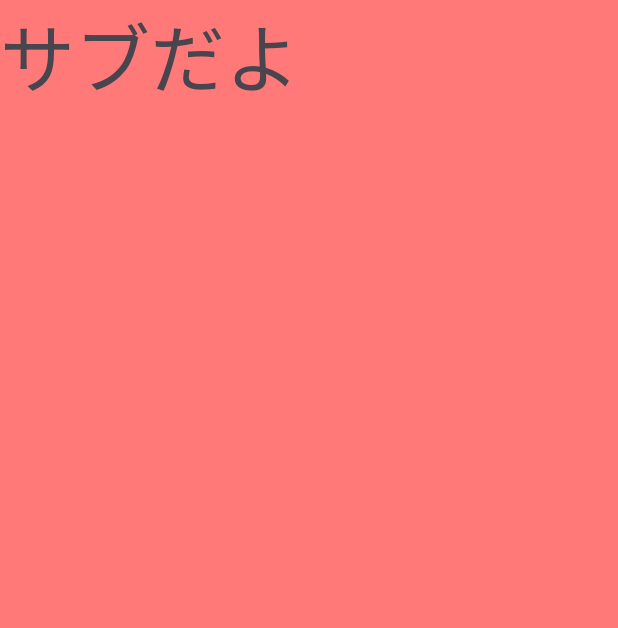
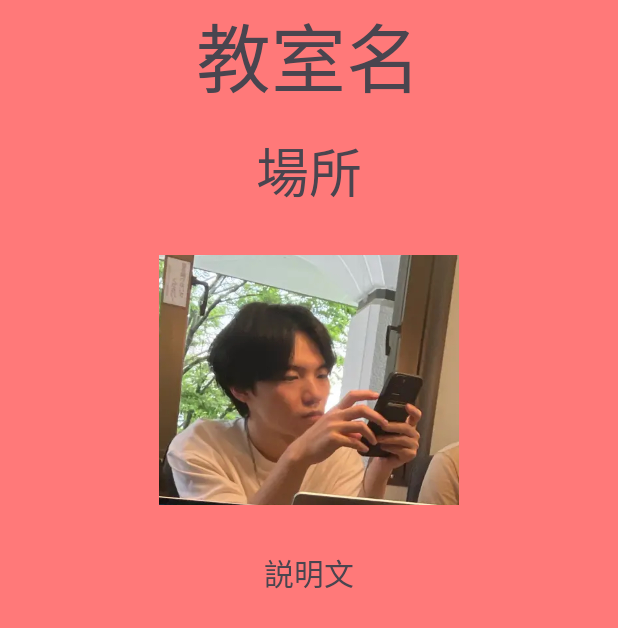
Before and after one commit to ebinogit/MozanMap, an Android app: the SubActivity screen opened directly, with no data from a screen before it, on a phone screen of 412 x 824 dp. Shown: the top 628 px of the screen. Run offline under Robolectric (Android 15) with nearby library versions, the phone set to English and light mode, and no system bars.

Commit message:
場所紹介画面

```diff
--- a/app/src/main/java/com/example/mozanmap/MainActivity.kt
+++ b/app/src/main/java/com/example/mozanmap/MainActivity.kt
@@ -9,6 +9,7 @@ import android.widget.Button
 import android.widget.LinearLayout
 import android.widget.Toast
 import android.content.Intent
+import android.widget.ImageButton
 import com.example.mozanmap.SubActivity
 
 class MainActivity : AppCompatActivity() {
@@ -31,9 +32,9 @@ class MainActivity : AppCompatActivity() {
         bottomSheetBehavior = BottomSheetBehavior.from(bottomSheetLayout)
 
         // ボタンのクリックイベントの処理
-        val buttonOpen = findViewById<Button>(R.id.button_class)
-        val buttonClose = findViewById<Button>(R.id.button_food)
-        val buttonToSub: Button = findViewById(R.id.button_others)
+        val buttonOpen = findViewById<ImageButton>(R.id.button_class)
+        val buttonClose = findViewById<ImageButton>(R.id.button_food)
+        val buttonToSub: ImageButton = findViewById(R.id.button_others)
 
 // ボタンがクリックされたときの処理
         buttonToSub.setOnClickListener {
--- a/app/src/main/res/layout/activity_sub.xml
+++ b/app/src/main/res/layout/activity_sub.xml
@@ -1,15 +1,38 @@
 <?xml version="1.0" encoding="utf-8"?>
-    <LinearLayout xmlns:android="http://schemas.android.com/apk/res/android"
-        android:id="@+id/bottom_sheet"
-        android:layout_width="match_parent"
-        android:layout_height="match_parent"
-        android:orientation="horizontal"
-        android:background="#FF7979"
-        >
+<LinearLayout
+    xmlns:android="http://schemas.android.com/apk/res/android"
+    android:id="@+id/bottom_sheet"
+    android:layout_width="match_parent"
+    android:layout_height="match_parent"
+    android:orientation="vertical"
+    android:gravity="center_horizontal"
+    android:background="#FF7979">
+
     <TextView
         android:layout_width="wrap_content"
         android:layout_height="wrap_content"
-        android:text="サブだよ"
-        android:textSize="50sp"
-        />
-    </LinearLayout>
+        android:text="教室名"
+        android:textSize="50sp" />
+
+    <TextView
+        android:layout_width="wrap_content"
+        android:layout_height="wrap_content"
+        android:text="場所"
+        android:textSize="35sp"
+        android:layout_margin="20px"/>
+
+
+    <ImageView
+        android:layout_width="200dp"
+        android:layout_height="200dp"
+        android:src="@drawable/kazoo"
+        android:contentDescription="教室の写真" />
+
+    <TextView
+        android:layout_width="wrap_content"
+        android:layout_height="wrap_content"
+        android:text="説明文"
+        android:textSize="20sp"
+        android:layout_margin="20px"/>
+
+</LinearLayout>
```
Also changed, not shown: app/src/main/res/drawable/kazoo.JPG (added), 1 other file.
